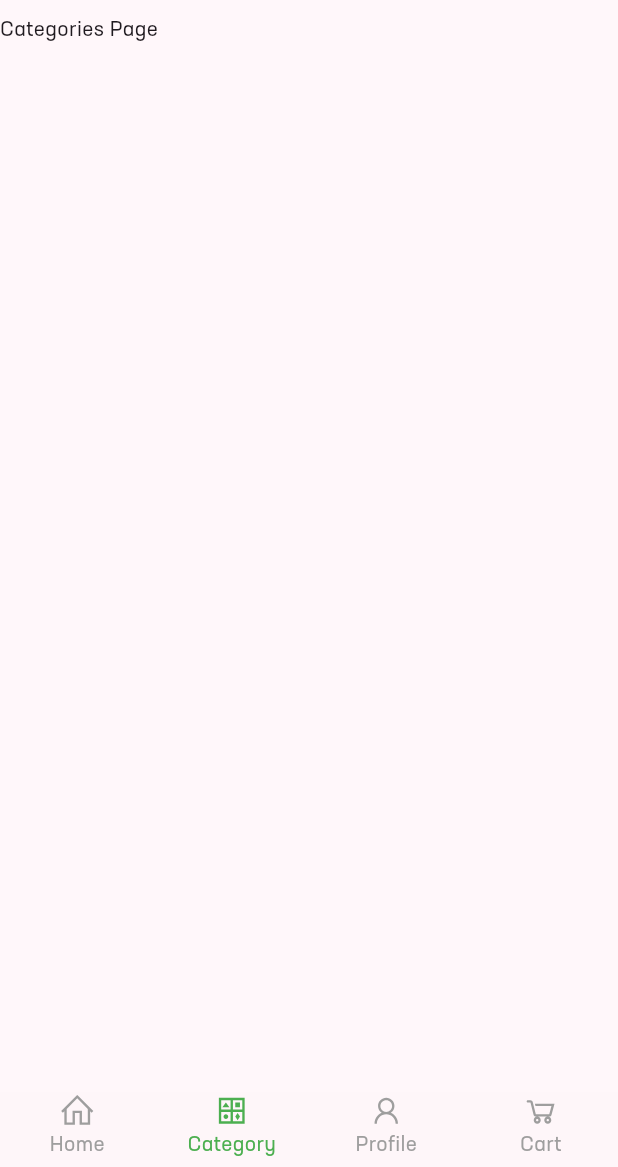
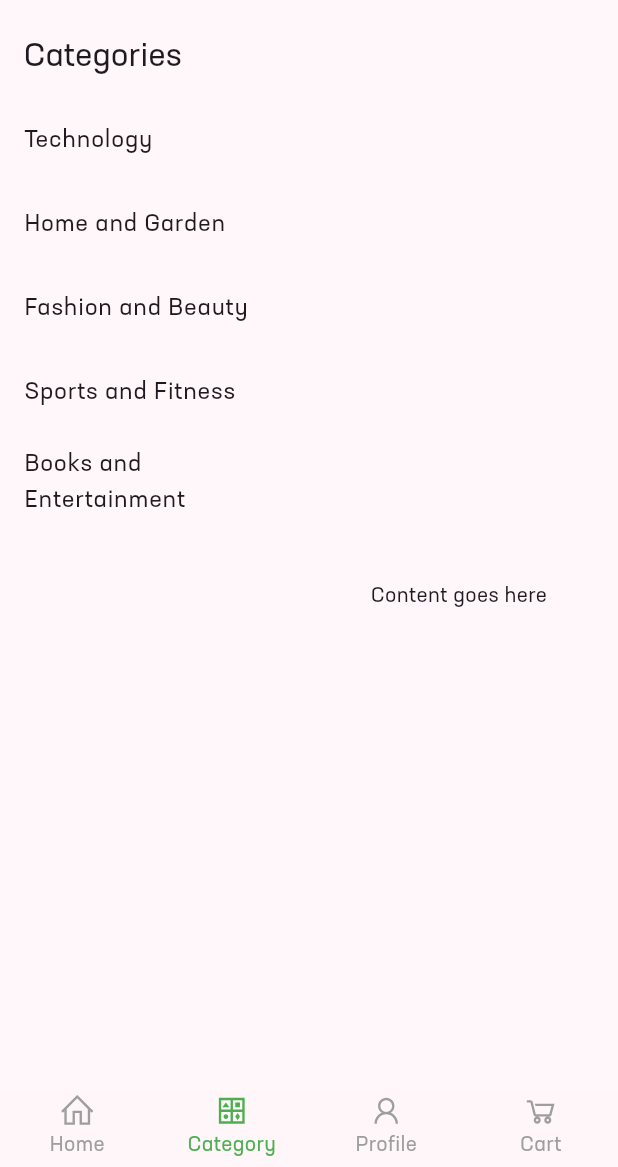
Before and after one commit to meraamine/task12, a Flutter app: the MasterPage screen opened directly, item 2 of the bottom bar chosen, on a phone screen of 412 x 824 dp, the part 69-1236 px from its top. Run offline on Flutter 3.47's test engine with Material 3 defaults, Android fonts, the phone set to English and light mode, and no system bars; drawn by our look-alikes of animated_bottom_navigation_bar; our stand-ins replace carousel_slider, cloud_firestore, email_validator, file_picker, firebase_auth, firebase_core and 6 more; missing offline and left inert: flexible_grid_view; accounts and stored records are empty.

Commit message:
CategoriesPage

```diff
--- a/lib/pages/catageoryies_page.dart
+++ b/lib/pages/catageoryies_page.dart
@@ -0,0 +1,65 @@
+import 'package:flutter/material.dart';
+
+class CategoriesPage extends StatelessWidget {
+  @override
+  Widget build(BuildContext context) {
+    return Scaffold(
+      appBar: AppBar(
+        title: Text('Categories'),
+      ),
+      body: Row(
+        children: [
+          Container(
+            width: 200,
+            child: Sidebar(),
+          ),
+          Expanded(
+            child: Center(
+              child: Text('Content goes here'),
+            ),
+          ),
+        ],
+      ),
+    );
+  }
+}
+
+class Sidebar extends StatelessWidget {
+  @override
+  Widget build(BuildContext context) {
+    return ListView(
+      children: [
+        ListTile(
+          title: Text('Technology'),
+          onTap: () {
+            // Handle technology category selection
+          },
+        ),
+        ListTile(
+          title: Text('Home and Garden'),
+          onTap: () {
+            // Handle home and garden category selection
+          },
+        ),
+        ListTile(
+          title: Text('Fashion and Beauty'),
+          onTap: () {
+            // Handle fashion and beauty category selection
+          },
+        ),
+        ListTile(
+          title: Text('Sports and Fitness'),
+          onTap: () {
+            // Handle sports and fitness category selection
+          },
+        ),
+        ListTile(
+          title: Text('Books and Entertainment'),
+          onTap: () {
+            // Handle books and entertainment category selection
+          },
+        ),
+      ],
+    );
+  }
+}
--- a/lib/pages/master_page.dart
+++ b/lib/pages/master_page.dart
@@ -1,6 +1,7 @@
 import 'package:animated_bottom_navigation_bar/animated_bottom_navigation_bar.dart';
 import 'package:flutter/material.dart';
 import 'package:line_icons/line_icons.dart';
+import 'package:shopify_app/pages/catageoryies_page.dart';
 import 'package:shopify_app/pages/home_page.dart';
 import 'package:shopify_app/widgets/app_bar_ex.widget.dart';
 
@@ -18,9 +19,7 @@ class _MasterPageState extends State<MasterPage> {
 
   List<Widget> _pages = [
     HomePage(),
-    Text(
-      'Categories Page',
-    ),
+    CategoriesPage(),
     Text(
       'Profile Page',
     ),
```
